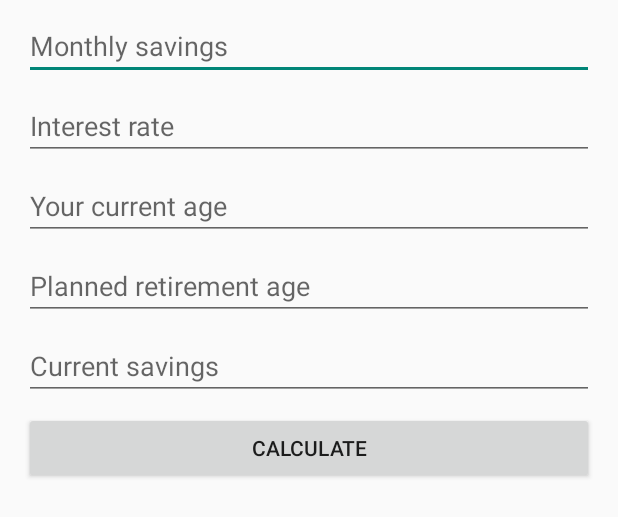
After one commit to kiranshamsundar/CICDAndroid, an Android app built with Jetpack Compose: the layout activity_main.xml on its own in the app's theme, with its tools: preview values and no code run, on a phone screen of 412 x 824 dp. The commit adds this screen. Shown: the top 517 px of the screen. Run offline under Robolectric (Android 15) with nearby library versions, the phone set to English and light mode, and no system bars.

Commit message:
Prepare summary text with interest rate entered by user before calculation.

```diff
--- a/app/src/main/AndroidManifest.xml
+++ b/app/src/main/AndroidManifest.xml
@@ -13,7 +13,7 @@
         android:theme="@style/Theme.RetirementCalculator"
         tools:targetApi="31">
         <activity
-            android:name=".MainActivity"
+            android:name=".MainActivityXml"
             android:exported="true"
             android:label="@string/app_name"
             android:theme="@style/Theme.RetirementCalculator">
--- a/app/src/main/java/com/shamsuk/retirementcalculator/MainActivity.kt
+++ b/app/src/main/java/com/shamsuk/retirementcalculator/MainActivity.kt
@@ -31,6 +31,7 @@ class MainActivity : ComponentActivity() {
                     color = MaterialTheme.colorScheme.background
                 ) {
                     Greeting("Android")
+                    Crashes.generateTestCrash()
                 }
             }
         }
--- /dev/null
+++ b/app/src/main/res/layout/activity_main.xml
@@ -0,0 +1,75 @@
+<?xml version="1.0" encoding="utf-8"?>
+<androidx.constraintlayout.widget.ConstraintLayout
+        xmlns:android="http://schemas.android.com/apk/res/android"
+        xmlns:tools="http://schemas.android.com/tools"
+        xmlns:app="http://schemas.android.com/apk/res-auto"
+        android:layout_width="match_parent"
+        android:layout_height="match_parent"
+        tools:context=".MainActivityXml">
+
+    <EditText
+            android:layout_width="380dp"
+            android:layout_height="45dp"
+            android:inputType="numberDecimal"
+            android:hint="Monthly savings"
+            android:ems="10"
+            android:id="@+id/monthlySavingsEditText" app:layout_constraintEnd_toEndOf="parent"
+            android:layout_marginEnd="8dp" app:layout_constraintStart_toStartOf="parent"
+            android:layout_marginStart="8dp" android:layout_marginTop="8dp" app:layout_constraintTop_toTopOf="parent"/>
+    <EditText
+            android:layout_width="380dp"
+            android:layout_height="45dp"
+            android:inputType="numberDecimal"
+            android:ems="10"
+            android:hint="Interest rate"
+            android:id="@+id/interestEditText" android:layout_marginTop="8dp"
+            app:layout_constraintTop_toBottomOf="@+id/monthlySavingsEditText" android:layout_marginStart="8dp"
+            app:layout_constraintStart_toStartOf="parent" android:layout_marginEnd="8dp"
+            app:layout_constraintEnd_toEndOf="parent"/>
+    <EditText
+            android:layout_width="380dp"
+            android:layout_height="45dp"
+            android:inputType="number"
+            android:ems="10"
+            android:hint="Your current age"
+            android:id="@+id/ageEditText" android:layout_marginTop="8dp"
+            app:layout_constraintTop_toBottomOf="@+id/interestEditText" android:layout_marginStart="8dp"
+            app:layout_constraintStart_toStartOf="parent" android:layout_marginEnd="8dp"
+            app:layout_constraintEnd_toEndOf="parent"/>
+    <EditText
+            android:layout_width="380dp"
+            android:layout_height="45dp"
+            android:inputType="number"
+            android:ems="10"
+            android:hint="Planned retirement age"
+            android:id="@+id/retirementEditText" android:layout_marginTop="8dp"
+            app:layout_constraintTop_toBottomOf="@+id/ageEditText" android:layout_marginStart="8dp"
+            app:layout_constraintStart_toStartOf="parent" android:layout_marginEnd="8dp"
+            app:layout_constraintEnd_toEndOf="parent"/>
+    <EditText
+            android:layout_width="380dp"
+            android:layout_height="45dp"
+            android:inputType="numberDecimal"
+            android:ems="10"
+            android:hint="Current savings"
+            android:id="@+id/currentEditText" android:layout_marginTop="8dp"
+            app:layout_constraintTop_toBottomOf="@+id/retirementEditText" android:layout_marginStart="8dp"
+            app:layout_constraintStart_toStartOf="parent" android:layout_marginEnd="8dp"
+            app:layout_constraintEnd_toEndOf="parent"/>
+    <Button
+            android:text="Calculate"
+            android:layout_width="380dp"
+            android:layout_height="wrap_content"
+            android:id="@+id/calculateButton" android:layout_marginTop="8dp"
+            app:layout_constraintTop_toBottomOf="@+id/currentEditText" app:layout_constraintStart_toStartOf="parent"
+            android:layout_marginStart="8dp" app:layout_constraintEnd_toEndOf="parent" android:layout_marginEnd="8dp"/>
+    <TextView
+            android:layout_width="380dp"
+            android:layout_height="214dp"
+            android:id="@+id/resultTextView" android:layout_marginTop="8dp"
+            android:textSize="25dp"
+            app:layout_constraintTop_toBottomOf="@+id/calculateButton" app:layout_constraintStart_toStartOf="parent"
+            android:layout_marginStart="8dp" app:layout_constraintEnd_toEndOf="parent" android:layout_marginEnd="8dp"/>
+
+
+</androidx.constraintlayout.widget.ConstraintLayout>
--- a/app/src/main/res/values/themes.xml
+++ b/app/src/main/res/values/themes.xml
@@ -1,5 +1,7 @@
 <?xml version="1.0" encoding="utf-8"?>
 <resources>
 
-    <style name="Theme.RetirementCalculator" parent="android:Theme.Material.Light.NoActionBar" />
+<!--    <style name="Theme.RetirementCalculator" parent="android:Theme.Material.Light.NoActionBar" />-->
+
+    <style name="Theme.RetirementCalculator" parent="Theme.AppCompat.Light.DarkActionBar" />
 </resources>
```
Also changed, not shown: app/build.gradle.kts (+7 -0 lines), app/src/main/java/com/shamsuk/retirementcalculator/MainActivityXml.kt (added, +55 -0 lines).
